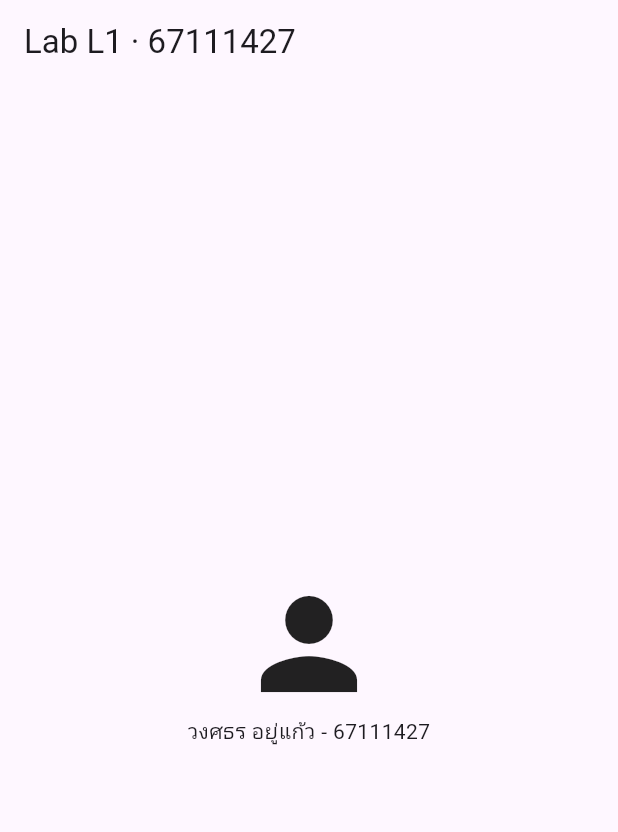
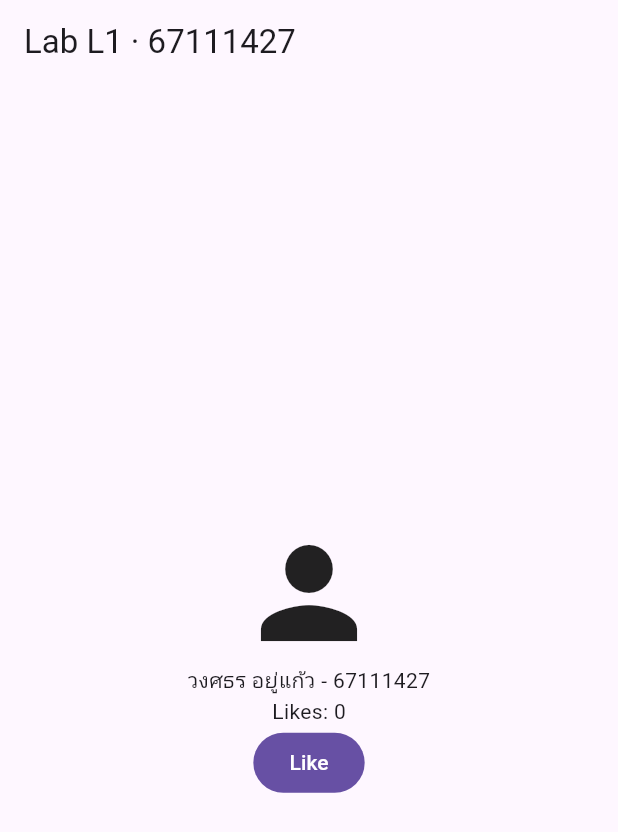
Before and after one commit to Agent00PED/lab01_profile, a Flutter app: the screen it shows after launch, on a phone screen of 412 x 824 dp. Shown: the top 832 px of the screen. Run offline on Flutter 3.47's test engine with Material 3 defaults, Android fonts, the phone set to English and light mode, and no system bars.

Commit message:
Add like counter with setState

```diff
--- a/lib/main.dart
+++ b/lib/main.dart
@@ -4,19 +4,33 @@ void main() => runApp(
       const MaterialApp(home: HomePage()),
     );
 
-class HomePage extends StatelessWidget {
+class HomePage extends StatefulWidget {
   const HomePage({super.key});
+
+  @override
+  State<HomePage> createState() => _HomePageState();
+}
+
+class _HomePageState extends State<HomePage> {
+  int _likes = 0;
+
+  void _like() => setState(() => _likes++);
 
   @override
   Widget build(BuildContext context) {
     return Scaffold(
       appBar: AppBar(title: const Text('Lab L1 · 67111427')),
-      body: const Center(
+      body: Center(
         child: Column(
           mainAxisSize: MainAxisSize.min,
           children: [
-            Icon(Icons.person, size: 96),
-            Text('วงศธร อยู่แก้ว - 67111427'),
+            const Icon(Icons.person, size: 96),
+            const Text('วงศธร อยู่แก้ว - 67111427'),
+            Text('Likes: $_likes'),
+            FilledButton(
+              onPressed: _like,
+              child: const Text('Like'),
+            ),
           ],
         ),
       ),
```
